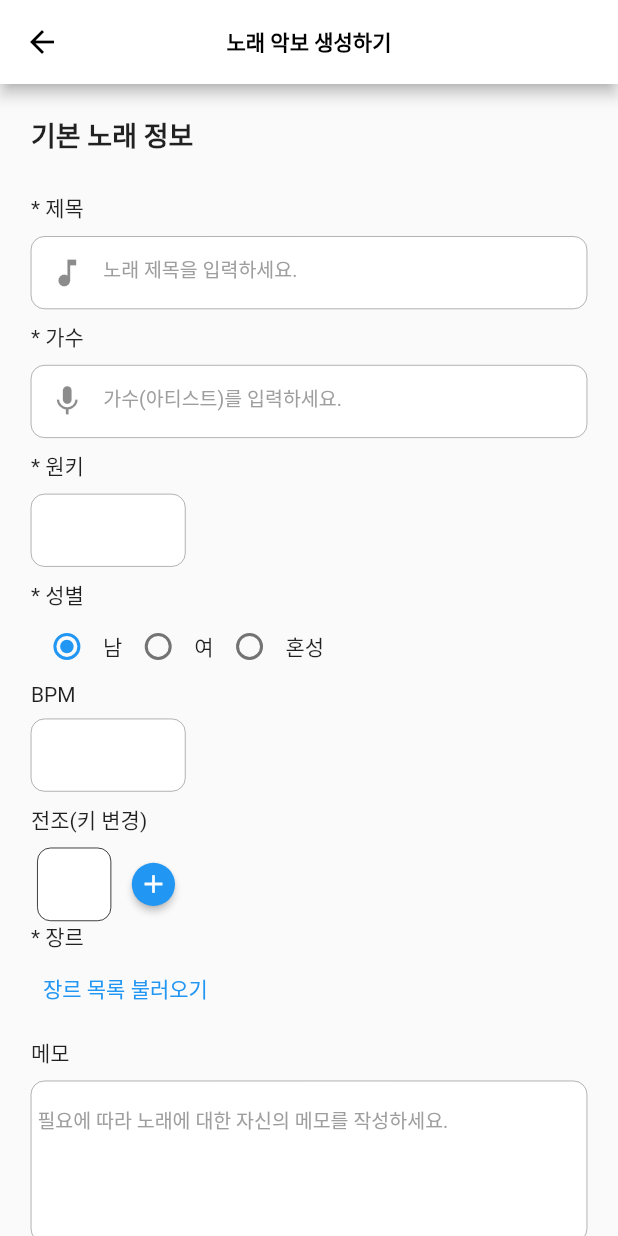
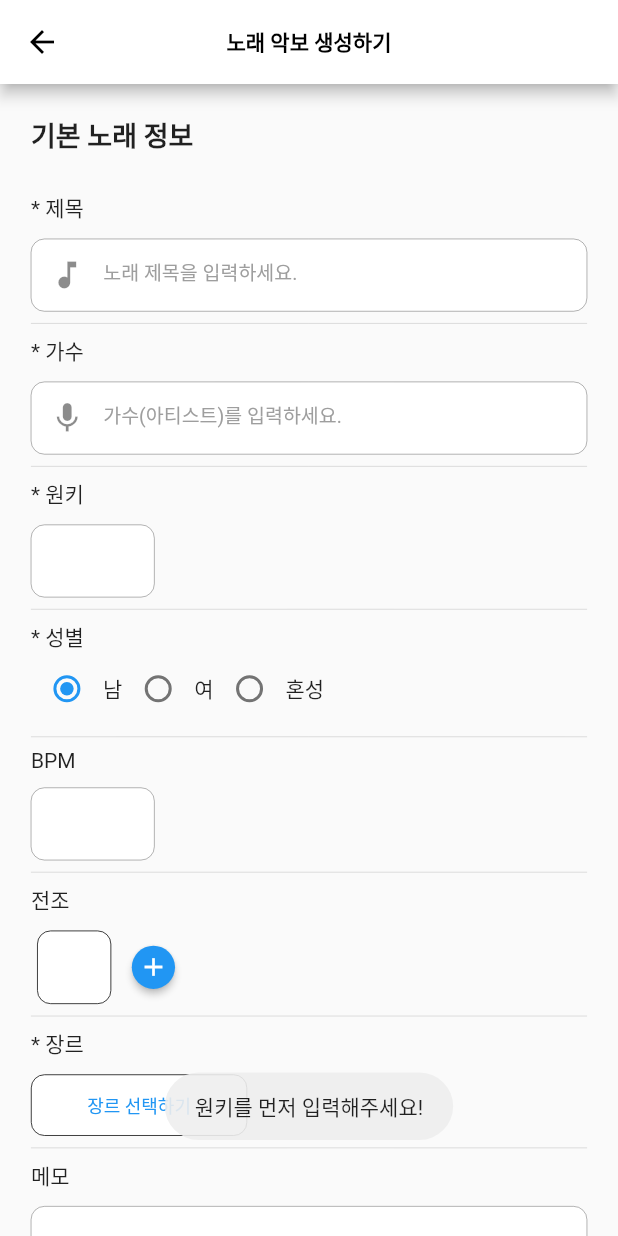
Before and after one commit to SeungGun/Chord-Player-Mobile, a Flutter app: the CreateSongPage screen opened directly, after a tap on the "add" icon, on a phone screen of 412 x 824 dp. Run offline on Flutter 3.47's test engine with Material 2 defaults, Android fonts, the phone set to English and light mode, and no system bars; our stand-ins replace flutter_dotenv, fluttertoast; network calls fail.

Commit message:
style: 기본 노래 정보 섹션 다이얼로그, 토스트 예외 처리 및 UI 수정

```diff
--- a/lib/CreateSongPage.dart
+++ b/lib/CreateSongPage.dart
@@ -1,6 +1,7 @@
 import 'package:chord_player/util/APIUtil.dart';
 import 'package:flutter/material.dart';
 import 'package:flutter/services.dart';
+import 'package:fluttertoast/fluttertoast.dart';
 import 'package:http/http.dart' as http;
 
 class CreateSongPage extends StatefulWidget {
@@ -27,6 +28,38 @@ class _CreateSongPageState extends State<CreateSongPage> {
 
   List<String> _genreList = [];
   List<String> selectedItems = [];
+
+  String _selectedKey = '';
+  final _keyList = [
+    'C',
+    'Cm',
+    'C#',
+    'C#m',
+    'Db',
+    'Dbm',
+    'E',
+    'Em',
+    'F',
+    'Fm',
+    'F#',
+    'F#m',
+    'Gb',
+    'Gbm',
+    'G',
+    'Gm',
+    'G#',
+    'G#m',
+    'Ab',
+    'Abm',
+    'A',
+    'Am',
+    'A#',
+    'A#m',
+    'Bb',
+    'Bbm',
+    'B',
+    'Bm'
+  ];
 
   Future<void> _getGenreList() async {
     String url = '${APIUtil.API_URL}/genres';
@@ -91,7 +124,7 @@ class _CreateSongPageState extends State<CreateSongPage> {
               ),
               Text('* 제목'),
               SizedBox(
-                height: size.height * 0.01,
+                height: size.height * 0.012,
               ),
               Row(
                 mainAxisAlignment: MainAxisAlignment.center,
@@ -115,12 +148,10 @@ class _CreateSongPageState extends State<CreateSongPage> {
                   ),
                 ],
               ),
-              SizedBox(
-                height: size.height * 0.01,
-              ),
+              Divider(),
               Text('* 가수'),
               SizedBox(
-                height: size.height * 0.01,
+                height: size.height * 0.012,
               ),
               Row(
                 mainAxisAlignment: MainAxisAlignment.start,
@@ -144,26 +175,56 @@ class _CreateSongPageState extends State<CreateSongPage> {
                   ),
                 ],
               ),
-              SizedBox(
-                height: size.height * 0.01,
-              ),
+              Divider(),
               Text('* 원키'),
               SizedBox(
-                height: size.height * 0.01,
+                height: size.height * 0.012,
               ),
               Row(
                 mainAxisAlignment: MainAxisAlignment.start,
                 children: [
                   Container(
-                    width: size.width * 0.25,
+                    width: size.width * 0.2,
                     decoration: BoxDecoration(
                         color: Colors.white,
                         border: Border.all(width: 0.2),
                         borderRadius: BorderRadius.circular(9)),
                     child: TextField(
-                      onChanged: (value) {
+                      onTap: () async {
+                        var value = await showDialog(
+                            context: context,
+                            builder: (context) => AlertDialog(
+                                shape: OutlineInputBorder(
+                                    borderRadius: BorderRadius.circular(12)),
+                                title: Text('키 목록'),
+                                content: SizedBox(
+                                  width: double.maxFinite,
+                                  child: ScrollConfiguration(
+                                    behavior: const ScrollBehavior()
+                                        .copyWith(overscroll: false),
+                                    child: ListView.builder(
+                                        shrinkWrap: true,
+                                        itemCount: _keyList.length,
+                                        itemBuilder: (context, index) {
+                                          return ListTile(
+                                            title: Text(_keyList[index]),
+                                            onTap: () {
+                                              setState(() {
+                                                _selectedKey = _keyList[index];
+                                              });
+                                              Navigator.pop(
+                                                  context, _selectedKey);
+                                            },
+                                          );
+                                        }),
+                                  ),
+                                )));
+                        setState(() {
+                          _keyController.text = value;
                           _initModulationController.text = value;
+                        });
                       },
+                      readOnly: true,
                       style: TextStyle(fontSize: 13),
                       controller: _keyController,
                       textAlign: TextAlign.center,
@@ -172,9 +233,7 @@ class _CreateSongPageState extends State<CreateSongPage> {
                   ),
                 ],
               ),
-              SizedBox(
-                height: size.height * 0.01,
-              ),
+              Divider(),
               Text('* 성별'),
               Row(
                 mainAxisAlignment: MainAxisAlignment.start,
@@ -232,12 +291,13 @@ class _CreateSongPageState extends State<CreateSongPage> {
                   ),
                 ],
               ),
+              Divider(),
               Text('BPM'),
               SizedBox(
-                height: size.height * 0.01,
+                height: size.height * 0.012,
               ),
               Container(
-                width: size.width * 0.25,
+                width: size.width * 0.2,
                 decoration: BoxDecoration(
                     color: Colors.white,
                     border: Border.all(width: 0.2),
@@ -257,12 +317,10 @@ class _CreateSongPageState extends State<CreateSongPage> {
                   decoration: const InputDecoration(border: InputBorder.none),
                 ),
               ),
+              Divider(),
+              Text('전조'),
               SizedBox(
-                height: size.height * 0.01,
-              ),
-              Text('전조(키 변경)'),
-              SizedBox(
-                height: size.height * 0.01,
+                height: size.height * 0.012,
               ),
               Row(
                 children: [
@@ -288,12 +346,18 @@ class _CreateSongPageState extends State<CreateSongPage> {
                   RawMaterialButton(
                     onPressed: () {
                       setState(() {
-                        if (_keyController.text.isNotEmpty &&
-                            _modulationControllerList.length < 4) {
+                        if (_keyController.text.isNotEmpty) {
+                          if (_modulationControllerList.length < 4) {
                             _modulationControllerList
                                 .add(TextEditingController());
                             _modulationWidgetList.add(_keyBox(
                                 size, _modulationControllerList.length - 1));
+                          } else {
+                            Fluttertoast.showToast(
+                                msg: '전조는 최대 4개까지 입력 가능합니다.');
+                          }
+                        } else {
+                          Fluttertoast.showToast(msg: '원키를 먼저 입력해주세요!');
                         }
                       });
                     },
@@ -309,14 +373,25 @@ class _CreateSongPageState extends State<CreateSongPage> {
                   )
                 ],
               ),
+              Divider(),
               Text('* 장르'),
-              TextButton(
+              SizedBox(
+                height: size.height * 0.012,
+              ),
+              Container(
+                width: size.width * 0.35,
+                decoration: BoxDecoration(
+                    border: Border.all(width: 0.5),
+                    color: Colors.white,
+                    borderRadius: BorderRadius.circular(9)),
+                child: TextButton(
+                    style: ButtonStyle(visualDensity: VisualDensity.compact),
                     onPressed: () async {
                       List<String>? items = await showDialog<List<String>>(
                         context: context,
                         builder: (BuildContext context) {
                           return AlertDialog(
-                          title: Text('장르 선택'),
+                            title: Text('장르 선택(복수 선택)'),
                             content:
                                 StatefulBuilder(builder: (context, setState) {
                               return SingleChildScrollView(
@@ -356,16 +431,31 @@ class _CreateSongPageState extends State<CreateSongPage> {
                         if (selectedItems != null) {}
                       });
                     },
-                  child: Text('장르 목록 불러오기')),
+                    child: Text(
+                      '장르 선택하기',
+                      style: TextStyle(fontSize: 12),
+                    )),
+              ),
+              selectedItems.length > 0
+                  ? Padding(
+                      padding: EdgeInsets.all(size.width * 0.02),
+                      child: Text(
+                        '※ 선택된 장르 목록',
+                        style: TextStyle(
+                            fontSize: 12,
+                            fontWeight: FontWeight.bold,
+                            color: Colors.green),
+                      ),
+                    )
+                  : SizedBox(),
               Column(
-                children: _genreWidgetList(selectedItems),
+                crossAxisAlignment: CrossAxisAlignment.start,
+                children: _genreWidgetList(size, selectedItems),
               ),
-              SizedBox(
-                height: size.height * 0.01,
-              ),
+              Divider(),
               Text('메모'),
               SizedBox(
-                height: size.height * 0.01,
+                height: size.height * 0.012,
               ),
               Container(
                 width: size.width * 0.9,
@@ -385,13 +475,13 @@ class _CreateSongPageState extends State<CreateSongPage> {
                 ),
               ),
               SizedBox(
-                height: size.height * 0.01,
+                height: size.height * 0.012,
               ),
               Divider(
                 color: Colors.black45,
               ),
               SizedBox(
-                height: size.height * 0.01,
+                height: size.height * 0.012,
               ),
               Text(
                 '가사 및 코드 정보',
@@ -421,7 +511,20 @@ class _CreateSongPageState extends State<CreateSongPage> {
     );
   }
 
-  List<Widget> _genreWidgetList(List<String> list) {
-    return list.map((e) => Text(e)).toList();
+  List<Widget> _genreWidgetList(Size size, List<String> list) {
+    return list
+        .map((e) => Container(
+            width: size.width * 0.18,
+            decoration: BoxDecoration(
+                color: Colors.white,
+                borderRadius: BorderRadius.circular(10),
+                border: Border.all(width: 0.1)),
+            padding: EdgeInsets.all(size.width * 0.02),
+            margin: EdgeInsets.all(size.width * 0.005),
+            child: Text(
+              '- $e',
+              style: TextStyle(fontSize: 12),
+            )))
+        .toList();
   }
 }
```
Lines whose indentation alone changed are shown as unchanged.
